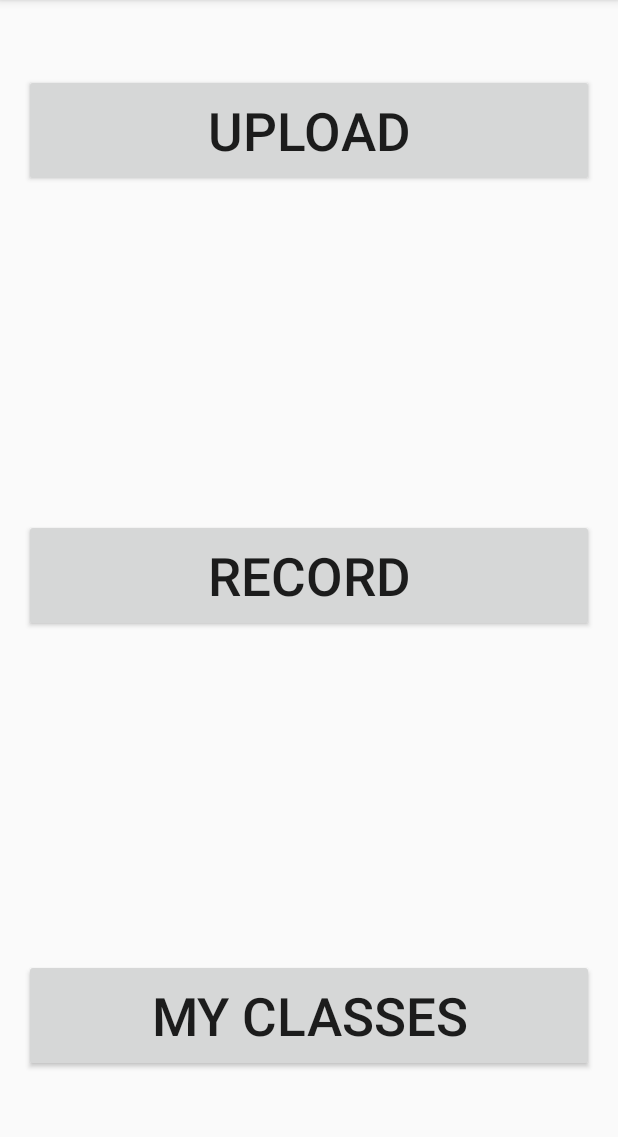
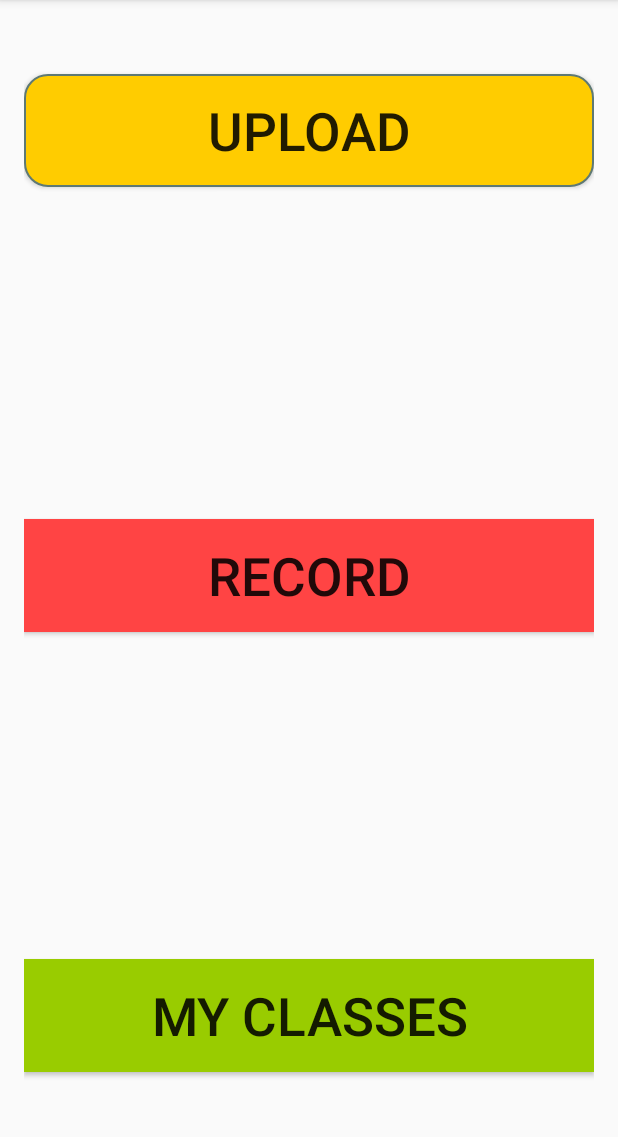
Before and after one commit to chs-advanced-java/RecoLecture, an Android app: the TeacherMainScreen1with3Buttons screen opened directly, with no data from a screen before it, on a phone screen of 412 x 824 dp, the part 84-1221 px from its top. Run offline under Robolectric (Android 15) with nearby library versions, the phone set to English and light mode, and no system bars.

Commit message:
Makes Round Button (Yellow)

```diff
--- /dev/null
+++ b/app/src/main/res/drawable/button_round_yellow.xml
@@ -0,0 +1,24 @@
+<?xml version="1.0" encoding="utf-8"?>
+<selector xmlns:android="http://schemas.android.com/apk/res/android">
+    <item android:state_pressed="true" >
+        <shape android:shape="rectangle"  >
+            <corners android:radius="15dip" />
+            <stroke android:width="1dip" android:color="#5e7974" />
+            <gradient android:angle="0" android:startColor="#FFCC00" android:endColor="#FFCC00"  />
+        </shape>
+    </item>
+    <item android:state_focused="true">
+        <shape android:shape="rectangle"  >
+            <corners android:radius="15dip" />
+            <stroke android:width="1dip" android:color="#5e7974" />
+            <solid android:color="#58857e"/>
+        </shape>
+    </item>
+    <item >
+        <shape android:shape="rectangle"  >
+            <corners android:radius="15dip" />
+            <stroke android:width="1dip" android:color="#5e7974" />
+            <gradient android:angle="0" android:startColor="#FFCC00" android:endColor="#FFCC00" />
+        </shape>
+    </item>
+</selector>
--- a/app/src/main/res/layout/activity_teacher_main_screen1with3_buttons.xml
+++ b/app/src/main/res/layout/activity_teacher_main_screen1with3_buttons.xml
@@ -15,6 +15,7 @@
         android:text="Upload"
         android:textSize = "35sp"
         android:id="@+id/button2"
+        android:background="@drawable/button_round_yellow"
         android:layout_marginTop="33dp"
         android:layout_alignParentTop="true"
         android:layout_centerHorizontal="true" />
@@ -24,6 +25,7 @@
         android:layout_height="75dp"
         android:text="Record"
         android:textSize = "35sp"
+        android:background="@android:color/holo_red_light"
         android:id="@+id/button3"
         android:layout_centerVertical="true"
         android:layout_centerHorizontal="true" />
@@ -33,6 +35,7 @@
         android:layout_height="75dp"
         android:text="My Classes"
         android:textSize = "35sp"
+        android:background="@android:color/holo_green_light"
         android:id="@+id/button4"
         android:layout_marginBottom="37dp"
         android:layout_alignParentBottom="true"
```
